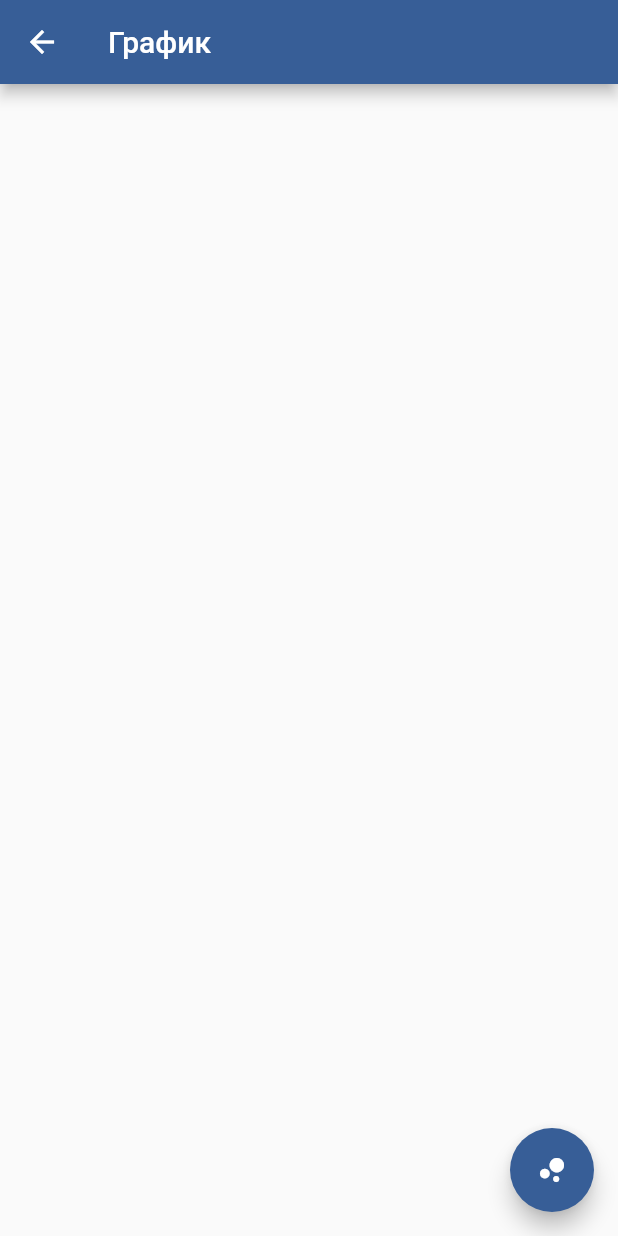
After one commit to sidredin/mood_tracker, a Flutter app: the screen it shows after launch, after a tap on the "bar chart" icon, on a phone screen of 412 x 824 dp. The commit adds this screen. Run offline on Flutter 3.47's test engine with Material 2 defaults, Android fonts, the phone set to English and light mode, and no system bars.

Commit message:
Add main routes and screens

```diff
--- a/lib/main.dart
+++ b/lib/main.dart
@@ -1,6 +1,8 @@
 import 'package:flutter/material.dart';
 import 'package:mood_tracker/constants.dart';
+import 'package:mood_tracker/screens/chart_screen.dart';
 import 'package:mood_tracker/screens/home_page_screen.dart';
+import 'package:mood_tracker/screens/point_view_screen.dart';
 
 void main() {
   runApp(MyApp());
@@ -14,7 +16,13 @@ class MyApp extends StatelessWidget {
       theme: ThemeData(
         primarySwatch: kMainColorBlue,
       ),
-      home: HomePageScreen(title: 'Трекер настроения'),
+      initialRoute: HomePageScreen.id,
+      routes: {
+        HomePageScreen.id: (context) =>
+            HomePageScreen(title: 'Трекер настроения'),
+        ChartScreen.id: (context) => ChartScreen(title: 'График'),
+        PointViewScreen.id: (context) => PointViewScreen(title: 'Точка'),
+      },
     );
   }
 }
--- /dev/null
+++ b/lib/screens/chart_screen.dart
@@ -0,0 +1,33 @@
+import 'package:flutter/material.dart';
+import 'package:mood_tracker/screens/point_view_screen.dart';
+
+class ChartScreen extends StatefulWidget {
+  ChartScreen({Key key, this.title}) : super(key: key);
+
+  final String title;
+  static const String id = 'chart_screen';
+
+  @override
+  _ChartScreenState createState() => _ChartScreenState();
+}
+
+class _ChartScreenState extends State<ChartScreen> {
+  @override
+  Widget build(BuildContext context) {
+    return Scaffold(
+      appBar: AppBar(
+        title: Text(widget.title),
+      ),
+      body: Center(
+        child: Column(),
+      ),
+      floatingActionButton: FloatingActionButton(
+        onPressed: () {
+          Navigator.pushNamed(context, PointViewScreen.id);
+        },
+        tooltip: 'Chart',
+        child: Icon(Icons.bubble_chart),
+      ),
+    );
+  }
+}
--- a/lib/screens/home_page_screen.dart
+++ b/lib/screens/home_page_screen.dart
@@ -1,9 +1,11 @@
 import 'package:flutter/material.dart';
+import 'package:mood_tracker/screens/chart_screen.dart';
 
 class HomePageScreen extends StatefulWidget {
   HomePageScreen({Key key, this.title}) : super(key: key);
 
   final String title;
+  static const String id = 'home_page_screen';
 
   @override
   _HomePageScreenState createState() => _HomePageScreenState();
@@ -20,7 +22,9 @@ class _HomePageScreenState extends State<HomePageScreen> {
         child: Column(),
       ),
       floatingActionButton: FloatingActionButton(
-        onPressed: null,
+        onPressed: () {
+          Navigator.pushNamed(context, ChartScreen.id);
+        },
         tooltip: 'Chart',
         child: Icon(Icons.bar_chart_rounded),
       ),
```
Also changed, not shown: lib/screens/point_view_screen.dart (added, +30 -0 lines).
